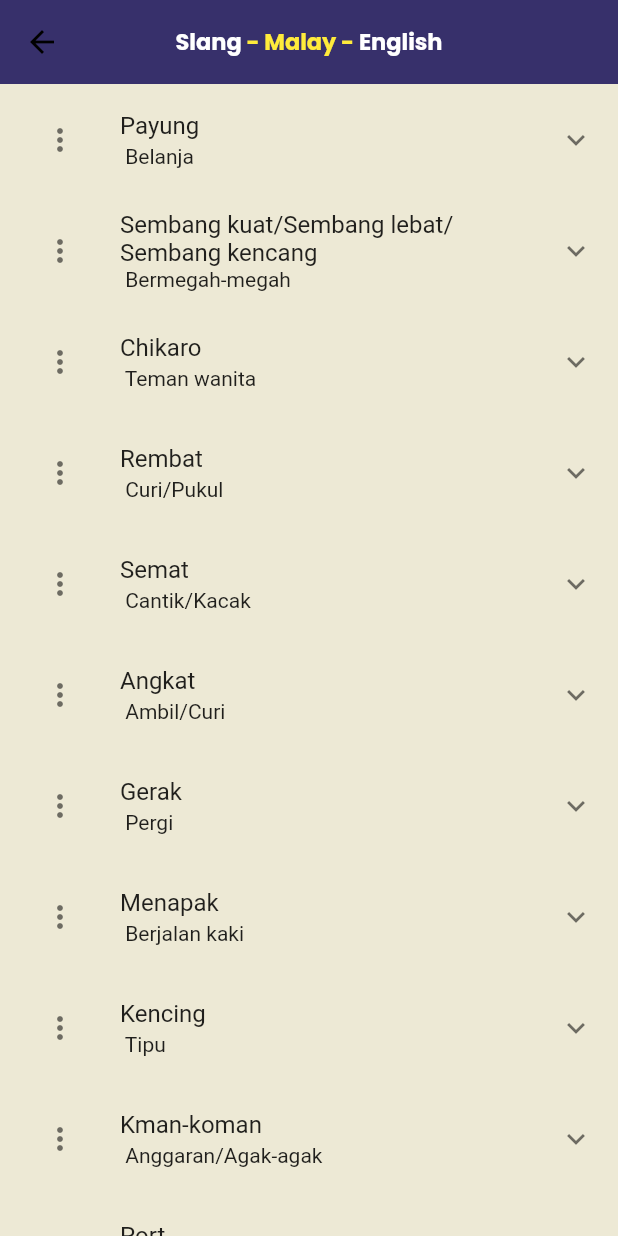
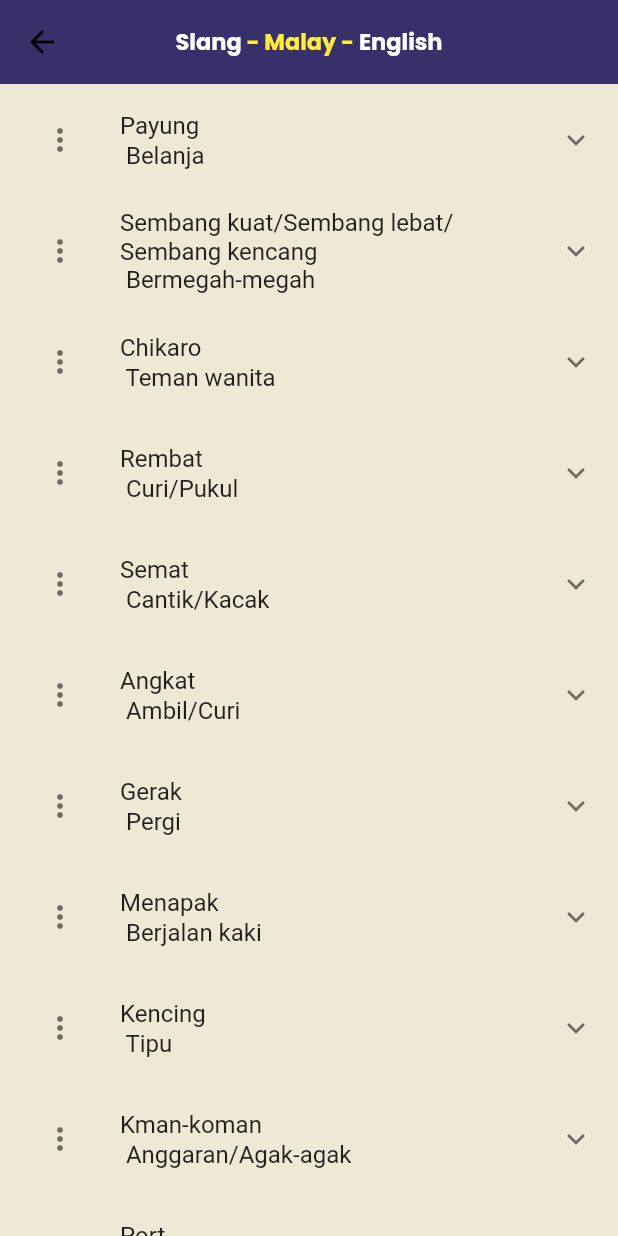
Before and after one commit to quezera97/malaysia_slang, a Flutter app: the screen it shows after launch, after a tap on "Selangor/K. Lumpur", on a phone screen of 412 x 824 dp. Run offline on Flutter 3.47's test engine with Material 2 defaults, Android fonts, the phone set to English and light mode, and no system bars; our stand-ins replace audioplayers, connectivity_plus, hexcolor, share_plus, shared_preferences; missing offline and left inert: favorite_button, flutter_email_sender, translator.

Commit message:
setting slider text

```diff
--- a/lib/ui/splashscreen.dart
+++ b/lib/ui/splashscreen.dart
@@ -16,7 +16,8 @@ class StartState extends State<SplashScreen> {
 
   startTime() async {
     SharedPreferences prefs = await SharedPreferences.getInstance();
-    await prefs.clear();
+    await prefs.remove('prefsNegeri');
+    await prefs.remove('prefsListNegeri');
 
     var duration = const Duration(seconds: 4);
     return Timer(duration, routeDashboardMain);
--- a/lib/ui/widget/expansionTile.dart
+++ b/lib/ui/widget/expansionTile.dart
@@ -1,8 +1,10 @@
 // ignore_for_file: must_be_immutable
 
 import 'package:audioplayers/audioplayers.dart';
+import 'package:favorite_button/favorite_button.dart';
 import 'package:flutter/material.dart';
 import 'package:flutter/services.dart';
+import 'package:shared_preferences/shared_preferences.dart';
 import 'package:translator_app/ui/report.dart';
 import 'package:translator_app/ui/widget/leadingIconText.dart';
 import 'package:translator_app/ui/widget/snackBar.dart';
@@ -25,11 +27,27 @@ class ExpansionTileWidget extends StatefulWidget {
 
 class _ExpansionTileWidgetState extends State<ExpansionTileWidget> {
   final audioPlayer = AudioPlayer();
+  late SharedPreferences _prefs;
+  double _resizedFontSize = 16.0;
+
+  void initState() {
+    super.initState();
+    _loadSliderValue();
+  }
+
+  Future<void> _loadSliderValue() async {
+    _prefs = await SharedPreferences.getInstance();
+    setState(() {
+      _resizedFontSize = _prefs.getDouble('prefsResizeText') ?? 16.0;
+    });
+  }
 
   Widget build(BuildContext context) {
     return ExpansionTile(
-        title: Text(widget.slangTitle),
-        subtitle: Text(widget.malayTitle),
+        title: Text(widget.slangTitle,
+            style: TextStyle(fontSize: _resizedFontSize)),
+        subtitle: Text(widget.malayTitle,
+            style: TextStyle(fontSize: _resizedFontSize)),
         leading: Row(
           mainAxisSize: MainAxisSize.min,
           children: [
@@ -71,7 +89,8 @@ class _ExpansionTileWidgetState extends State<ExpansionTileWidget> {
           ListTile(
             title: Align(
               alignment: Alignment.centerRight,
-              child: Text(widget.englishTitle),
+              child: Text(widget.englishTitle,
+                  style: TextStyle(fontSize: _resizedFontSize)),
             ),
             trailing: Row(
               mainAxisSize: MainAxisSize.min,
```
Also changed, not shown: lib/ui/settings.dart (+69 -16 lines), lib/ui/translation.dart (+13 -1 lines).
